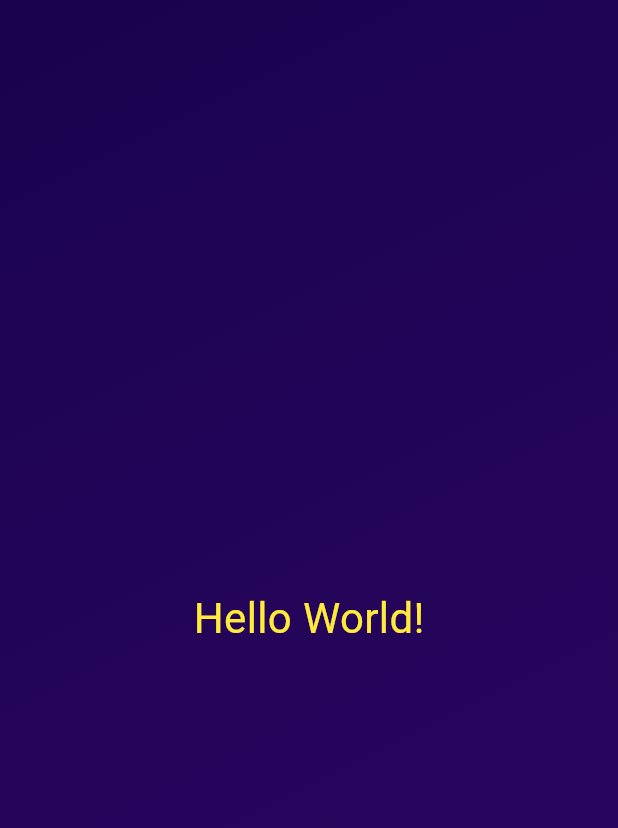
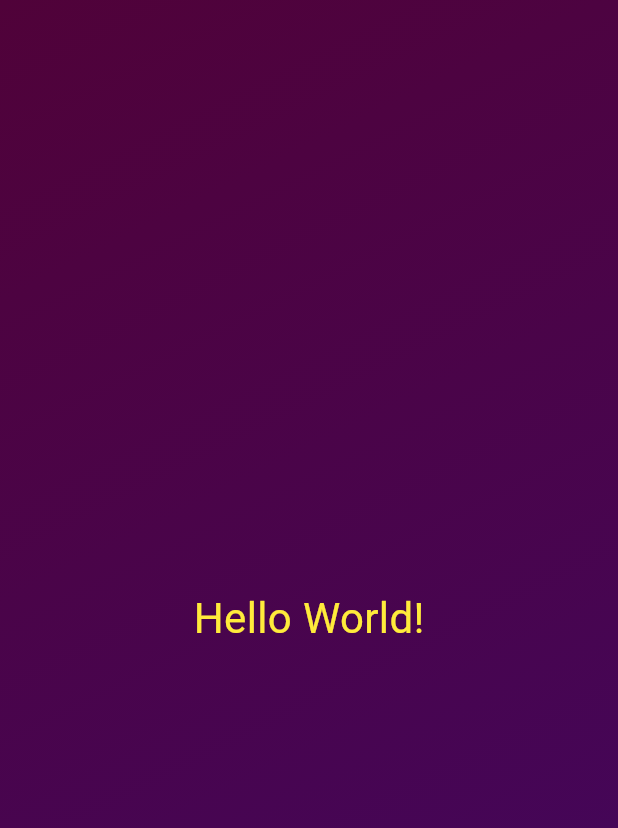
Before and after one commit to kirthi2005/Flutter-Dart-portfolio, a Flutter app: the screen it shows after launch, on a phone screen of 412 x 824 dp. Shown: the top 828 px of the screen. Run offline on Flutter 3.47's test engine with Material 3 defaults, Android fonts, the phone set to English and light mode, and no system bars.

Commit message:
compile & run time constant, constructor, configurable widget

```diff
--- a/lib/gradient_container.dart
+++ b/lib/gradient_container.dart
@@ -24,23 +24,22 @@ const endAlignment = Alignment.bottomRight;
 
 class GradientContainer extends StatelessWidget{
   //GradientContainer({key}):super(key:key);
-  const GradientContainer({super.key});
+  const GradientContainer({super.key, required this.colors});
+  final List<Color> colors;
+
   @override
   Widget build(context) {
     //startAlignment = Alignment.topLeft;
     return Container(
-          decoration: const BoxDecoration(
+          decoration: BoxDecoration(
             gradient: LinearGradient(
-              colors:  [
-                Color.fromARGB(255, 26, 2, 80),
-                Color.fromARGB(255, 45, 7, 98),
-              ],
+              colors:  colors,
               begin:startAlignment,
               end: endAlignment,
               ),
           ),
           child: const Center(
-            child: StyledText(),
+            child: StyledText('Hello World!'),
           ),
         );
   }
--- a/lib/main.dart
+++ b/lib/main.dart
@@ -5,7 +5,10 @@ void main() {
   runApp(
     const MaterialApp(
       home: Scaffold(
-        body:  GradientContainer(),
+        body: GradientContainer(colors: [
+          Color.fromRGBO(80, 2, 57, 1),
+          Color.fromRGBO(65, 7, 98, 1)
+          ]),
       ),
     ),
   );
--- a/lib/styled_text.dart
+++ b/lib/styled_text.dart
@@ -1,12 +1,16 @@
 import 'package:flutter/material.dart';
 
 class StyledText extends StatelessWidget{
-  const StyledText({super.key});
+  //const StyledText(String text,{super.key}):outputText = text;
+  const StyledText(this.text, {super.key});
+  final String text;  // we can add final here as we are not chnaging the text value
   @override
   Widget build(context){
-    return Text('Hello World!', style: TextStyle(
+    return Text(
+      text,
+      style: const TextStyle(
               color: Colors.yellow,
-              fontSize: 28
+              fontSize: 28,
             ));
   }
 }
```
